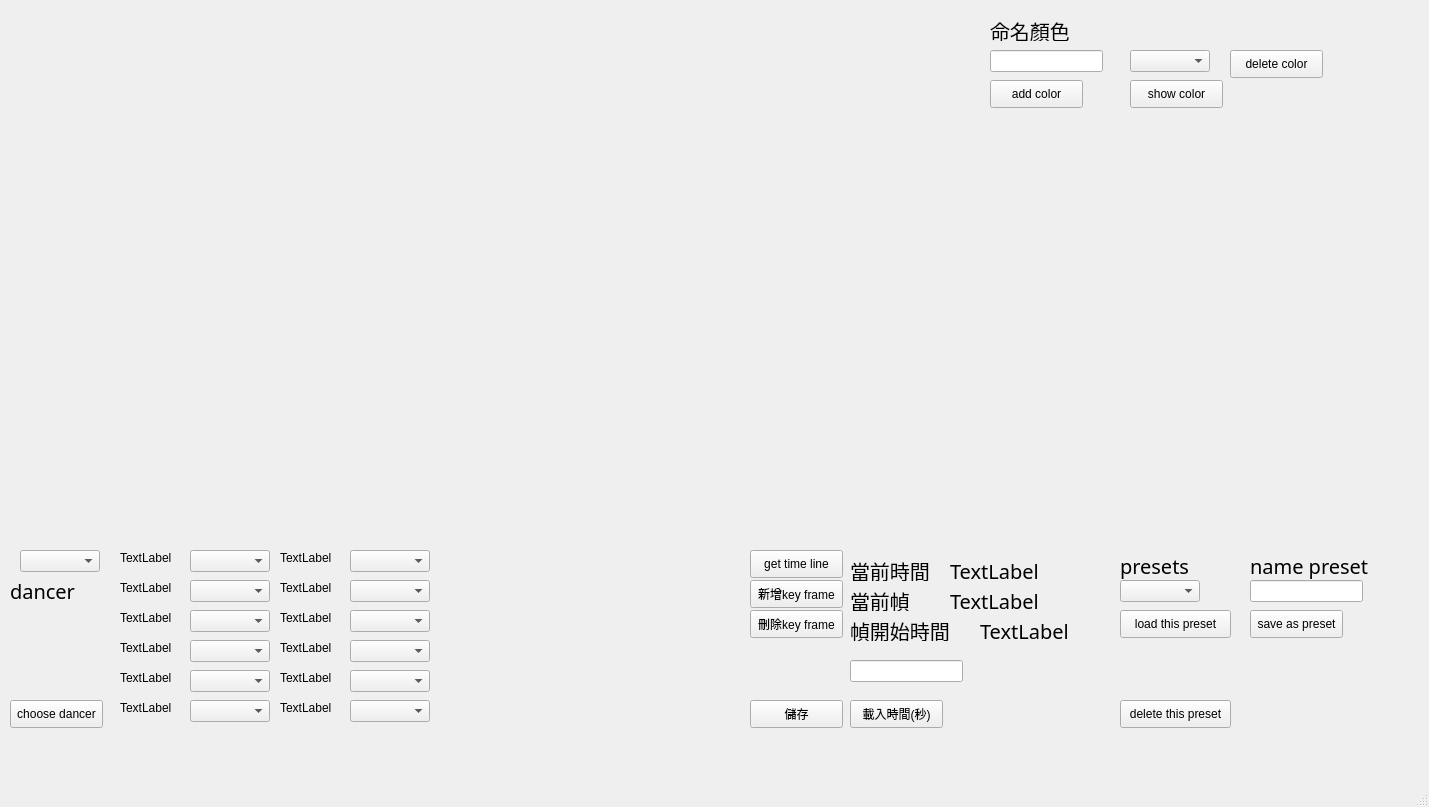
First picture: the form in newtype/UI.ui, repository ck7-32/WEGO_lightdance, before the edit.
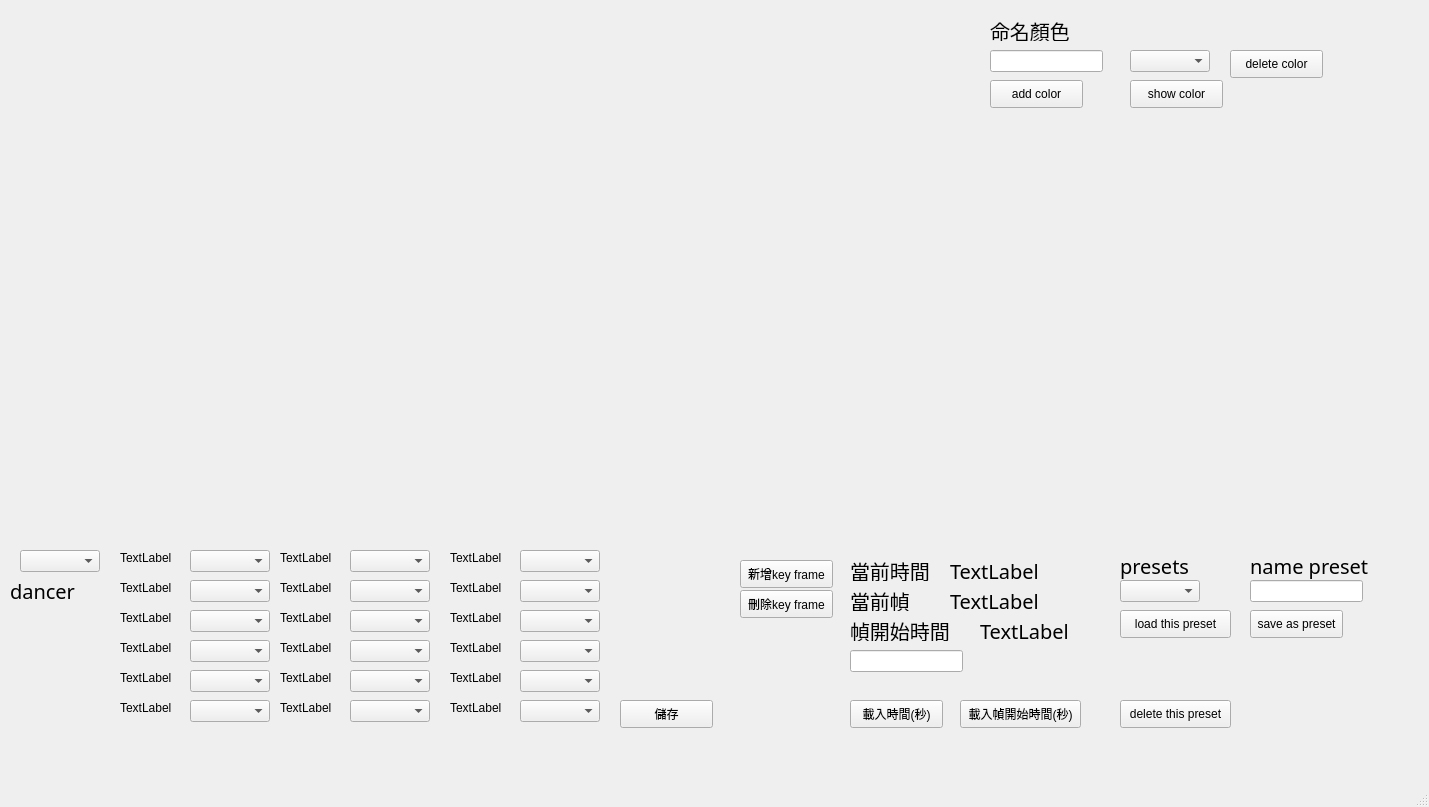
Second picture: the form after the edit.

Diff of the .ui file:
```diff
--- a/newtype/UI.ui
+++ b/newtype/UI.ui
@@ -293,7 +293,7 @@
    <widget class="QPushButton" name="save">
     <property name="geometry">
      <rect>
-      <x>750</x>
+      <x>620</x>
       <y>700</y>
       <width>93</width>
       <height>28</height>
@@ -306,8 +306,8 @@
    <widget class="QPushButton" name="newframe">
     <property name="geometry">
      <rect>
-      <x>750</x>
-      <y>580</y>
+      <x>740</x>
+      <y>560</y>
       <width>93</width>
       <height>28</height>
      </rect>
@@ -319,8 +319,8 @@
    <widget class="QPushButton" name="delframe">
     <property name="geometry">
      <rect>
-      <x>750</x>
-      <y>610</y>
+      <x>740</x>
+      <y>590</y>
       <width>93</width>
       <height>28</height>
      </rect>
@@ -329,19 +329,6 @@
      <string>刪除key frame</string>
     </property>
    </widget>
-   <widget class="QPushButton" name="gettime">
-    <property name="geometry">
-     <rect>
-      <x>750</x>
-      <y>550</y>
-      <width>93</width>
-      <height>28</height>
-     </rect>
-    </property>
-    <property name="text">
-     <string>get time line</string>
-    </property>
-   </widget>
    <widget class="QWidget" name="html" native="true">
     <property name="geometry">
      <rect>
@@ -535,19 +522,6 @@
      </rect>
     </property>
    </widget>
-   <widget class="QPushButton" name="choosedancer">
-    <property name="geometry">
-     <rect>
-      <x>10</x>
-      <y>700</y>
-      <width>93</width>
-      <height>28</height>
-     </rect>
-    </property>
-    <property name="text">
-     <string>choose dancer</string>
-    </property>
-   </widget>
    <widget class="QComboBox" name="Dancers">
     <property name="geometry">
      <rect>
@@ -697,7 +671,7 @@
     <property name="geometry">
      <rect>
       <x>850</x>
-      <y>660</y>
+      <y>650</y>
       <width>113</width>
       <height>22</height>
      </rect>
@@ -716,6 +690,157 @@
      <string>載入時間(秒)</string>
     </property>
    </widget>
+   <widget class="QLabel" name="part12">
+    <property name="geometry">
+     <rect>
+      <x>450</x>
+      <y>550</y>
+      <width>58</width>
+      <height>15</height>
+     </rect>
+    </property>
+    <property name="text">
+     <string>TextLabel</string>
+    </property>
+   </widget>
+   <widget class="QLabel" name="part17">
+    <property name="geometry">
+     <rect>
+      <x>450</x>
+      <y>700</y>
+      <width>58</width>
+      <height>15</height>
+     </rect>
+    </property>
+    <property name="text">
+     <string>TextLabel</string>
+    </property>
+   </widget>
+   <widget class="QComboBox" name="color17">
+    <property name="geometry">
+     <rect>
+      <x>520</x>
+      <y>700</y>
+      <width>80</width>
+      <height>22</height>
+     </rect>
+    </property>
+   </widget>
+   <widget class="QComboBox" name="color15">
+    <property name="geometry">
+     <rect>
+      <x>520</x>
+      <y>640</y>
+      <width>80</width>
+      <height>22</height>
+     </rect>
+    </property>
+   </widget>
+   <widget class="QLabel" name="part15">
+    <property name="geometry">
+     <rect>
+      <x>450</x>
+      <y>640</y>
+      <width>58</width>
+      <height>15</height>
+     </rect>
+    </property>
+    <property name="text">
+     <string>TextLabel</string>
+    </property>
+   </widget>
+   <widget class="QComboBox" name="color13">
+    <property name="geometry">
+     <rect>
+      <x>520</x>
+      <y>580</y>
+      <width>80</width>
+      <height>22</height>
+     </rect>
+    </property>
+   </widget>
+   <widget class="QLabel" name="part14">
+    <property name="geometry">
+     <rect>
+      <x>450</x>
+      <y>610</y>
+      <width>58</width>
+      <height>15</height>
+     </rect>
+    </property>
+    <property name="text">
+     <string>TextLabel</string>
+    </property>
+   </widget>
+   <widget class="QLabel" name="part16">
+    <property name="geometry">
+     <rect>
+      <x>450</x>
+      <y>670</y>
+      <width>58</width>
+      <height>15</height>
+     </rect>
+    </property>
+    <property name="text">
+     <string>TextLabel</string>
+    </property>
+   </widget>
+   <widget class="QComboBox" name="color14">
+    <property name="geometry">
+     <rect>
+      <x>520</x>
+      <y>610</y>
+      <width>80</width>
+      <height>22</height>
+     </rect>
+    </property>
+   </widget>
+   <widget class="QComboBox" name="color16">
+    <property name="geometry">
+     <rect>
+      <x>520</x>
+      <y>670</y>
+      <width>80</width>
+      <height>22</height>
+     </rect>
+    </property>
+   </widget>
+   <widget class="QLabel" name="part13">
+    <property name="geometry">
+     <rect>
+      <x>450</x>
+      <y>580</y>
+      <width>58</width>
+      <height>15</height>
+     </rect>
+    </property>
+    <property name="text">
+     <string>TextLabel</string>
+    </property>
+   </widget>
+   <widget class="QComboBox" name="color12">
+    <property name="geometry">
+     <rect>
+      <x>520</x>
+      <y>550</y>
+      <width>80</width>
+      <height>22</height>
+     </rect>
+    </property>
+   </widget>
+   <widget class="QPushButton" name="loadframestarttime">
+    <property name="geometry">
+     <rect>
+      <x>960</x>
+      <y>700</y>
+      <width>121</width>
+      <height>28</height>
+     </rect>
+    </property>
+    <property name="text">
+     <string>載入幀開始時間(秒)</string>
+    </property>
+   </widget>
   </widget>
   <widget class="QMenuBar" name="menubar">
    <property name="geometry">
```
Left out of the diff: 2 changed lines with no effect on the pictures.
